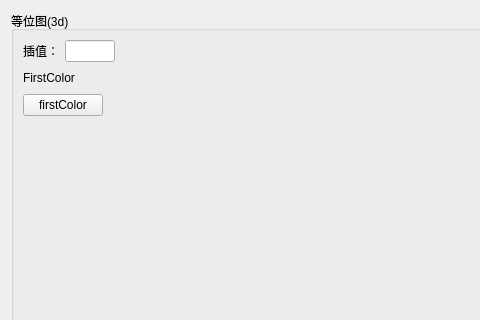
This is src/DataVisualization/3D/Contour3dConfigWidget.ui in BeQuiet1228/FreeCAD as Qt 5 draws it before an edit; both pictures show x 0 to 480 and y 0 to 320 of the 764 by 600 pixel window. The edited form follows.
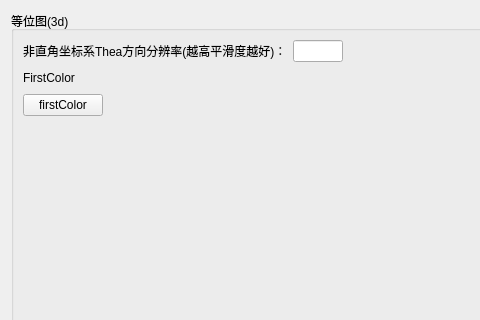
This is the edited form.

Commit message: 修改特殊情况的item的按钮

Patch:
```diff
--- a/src/DataVisualization/3D/Contour3dConfigWidget.ui
+++ b/src/DataVisualization/3D/Contour3dConfigWidget.ui
@@ -100,7 +100,7 @@
         <item>
          <widget class="QLabel" name="label_3">
           <property name="text">
-           <string>插值：</string>
+           <string>非直角坐标系Thea方向分辨率(越高平滑度越好)：</string>
           </property>
          </widget>
         </item>
```
The commit also changes 6 other files.
